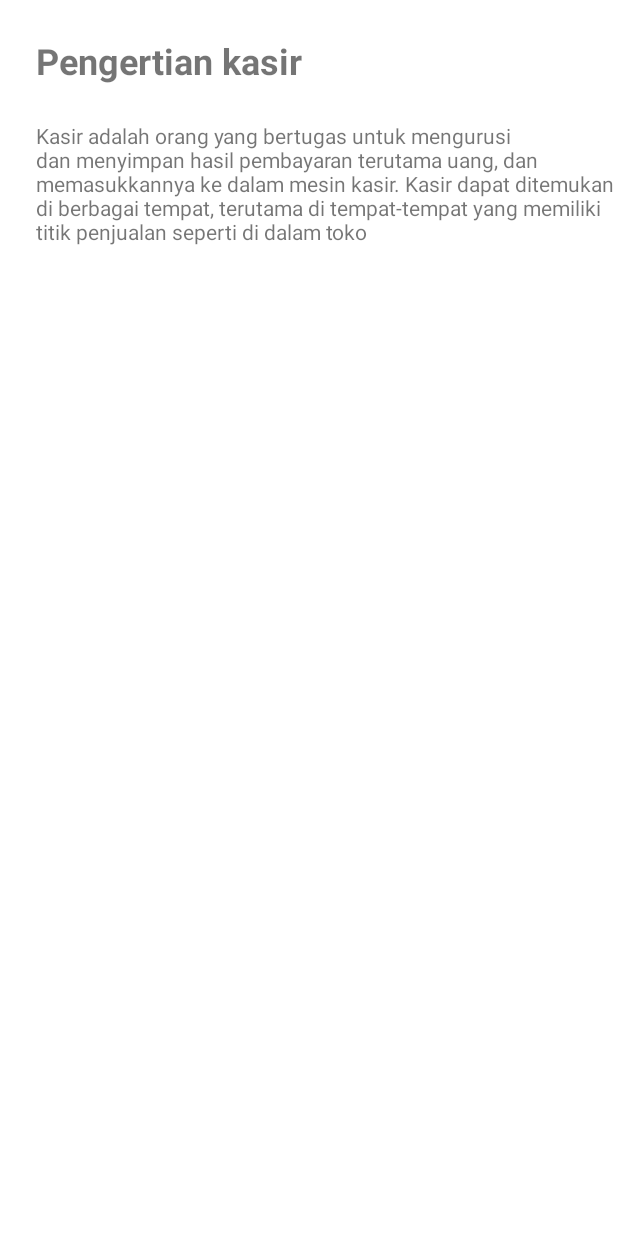
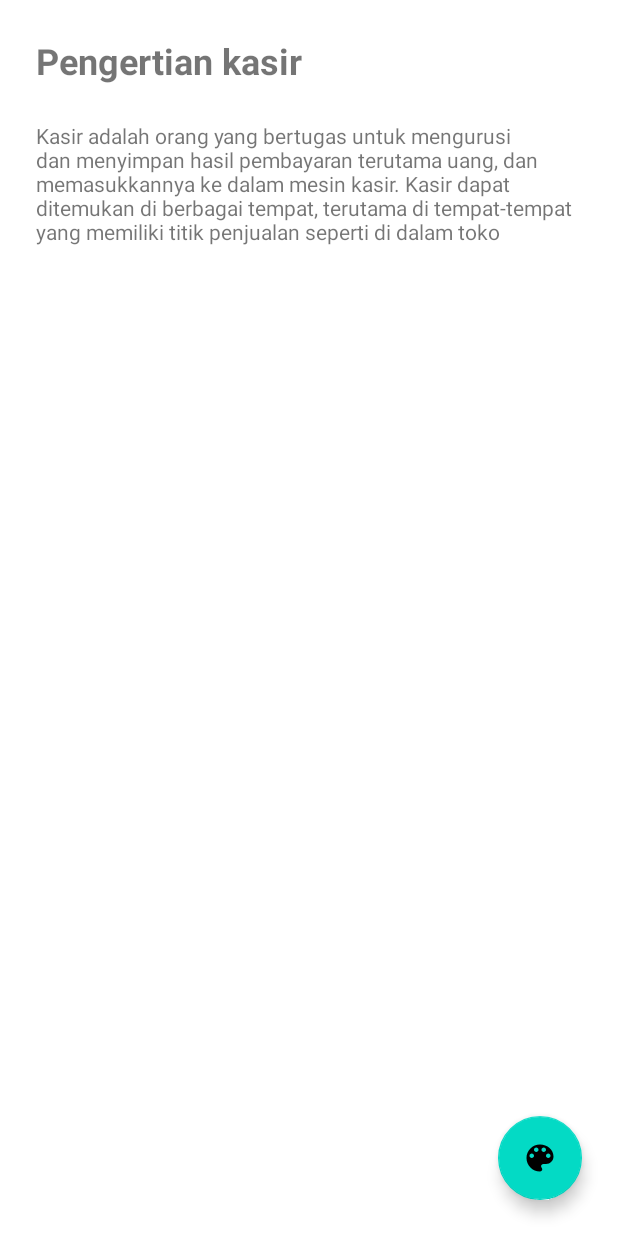
Before and after one commit to Raihanki/Kasir-Sederhana, an Android app: the layout fragment_about.xml on its own in the app's theme, with its tools: preview values and no code run, on a phone screen of 412 x 824 dp. Run offline under Robolectric (Android 15) with nearby library versions, the phone set to English and light mode, and no system bars.

Commit message:
membuat datastore untuk about

```diff
--- a/app/build.gradle
+++ b/app/build.gradle
@@ -52,4 +52,7 @@ dependencies {
     implementation 'androidx.legacy:legacy-support-v4:1.0.0'
     implementation 'androidx.room:room-runtime:2.4.2'
     kapt 'androidx.room:room-compiler:2.4.2'
+    implementation "androidx.datastore:datastore-preferences:1.0.0"
+    implementation 'androidx.lifecycle:lifecycle-runtime-ktx:2.4.1'
+    implementation "androidx.lifecycle:lifecycle-livedata-ktx:2.4.1"
 }
--- a/app/src/main/java/org/d3if2033/kasirsederhana/db/HistoriDao.kt
+++ b/app/src/main/java/org/d3if2033/kasirsederhana/db/HistoriDao.kt
@@ -2,6 +2,7 @@ package org.d3if2033.kasirsederhana.db
 
 import androidx.lifecycle.LiveData
 import androidx.room.Dao
+import androidx.room.Delete
 import androidx.room.Insert
 import androidx.room.Query
 
@@ -15,4 +16,7 @@ interface HistoriDao {
 
     @Query("DELETE FROM histori")
     fun clearData()
+
+    @Delete
+    fun deleteData(histori: HistoriEntity)
 }
--- a/app/src/main/java/org/d3if2033/kasirsederhana/ui/kasir/KasirViewModel.kt
+++ b/app/src/main/java/org/d3if2033/kasirsederhana/ui/kasir/KasirViewModel.kt
@@ -24,6 +24,7 @@ class KasirViewModel(private val db: HistoriDao): ViewModel() {
             }
         }
     }
+
     fun hitungTotal(hargaSatuan: Int ,qty: Int){
         var total = 0
         total += (hargaSatuan*qty)
--- /dev/null
+++ b/app/src/main/res/drawable/ic_baseline_color_lens_24.xml
@@ -0,0 +1,5 @@
+<vector android:height="24dp" android:tint="#FFFFFF"
+    android:viewportHeight="24" android:viewportWidth="24"
+    android:width="24dp" xmlns:android="http://schemas.android.com/apk/res/android">
+    <path android:fillColor="@android:color/white" android:pathData="M12,3c-4.97,0 -9,4.03 -9,9s4.03,9 9,9c0.83,0 1.5,-0.67 1.5,-1.5 0,-0.39 -0.15,-0.74 -0.39,-1.01 -0.23,-0.26 -0.38,-0.61 -0.38,-0.99 0,-0.83 0.67,-1.5 1.5,-1.5L16,16c2.76,0 5,-2.24 5,-5 0,-4.42 -4.03,-8 -9,-8zM6.5,12c-0.83,0 -1.5,-0.67 -1.5,-1.5S5.67,9 6.5,9 8,9.67 8,10.5 7.33,12 6.5,12zM9.5,8C8.67,8 8,7.33 8,6.5S8.67,5 9.5,5s1.5,0.67 1.5,1.5S10.33,8 9.5,8zM14.5,8c-0.83,0 -1.5,-0.67 -1.5,-1.5S13.67,5 14.5,5s1.5,0.67 1.5,1.5S15.33,8 14.5,8zM17.5,12c-0.83,0 -1.5,-0.67 -1.5,-1.5S16.67,9 17.5,9s1.5,0.67 1.5,1.5 -0.67,1.5 -1.5,1.5z"/>
+</vector>
--- a/app/src/main/res/layout/fragment_about.xml
+++ b/app/src/main/res/layout/fragment_about.xml
@@ -13,6 +13,7 @@
         android:layout_height="wrap_content"
         android:textStyle="bold"
         android:textSize="24sp"
+        android:visibility="visible"
         android:layout_marginTop="24dp"
         android:layout_marginStart="24dp"
         app:layout_constraintStart_toStartOf="parent"
@@ -20,12 +21,55 @@
         android:text="Pengertian kasir" />
 
     <TextView
+        android:id="@+id/textJudulMerah"
+        android:layout_width="wrap_content"
+        android:layout_height="wrap_content"
+        android:textStyle="bold"
+        android:textSize="24sp"
+        android:textColor="@color/red_text"
+        android:visibility="gone"
+        android:layout_marginTop="24dp"
+        android:layout_marginStart="24dp"
+        app:layout_constraintStart_toStartOf="parent"
+        app:layout_constraintTop_toTopOf="parent"
+        android:text="Pengertian kasir" />
+
+    <TextView
+        android:id="@+id/textNormal"
         app:layout_constraintTop_toBottomOf="@id/textView5"
         app:layout_constraintStart_toStartOf="parent"
+        app:layout_constraintEnd_toEndOf="parent"
+        android:layout_marginEnd="24dp"
         android:layout_marginStart="24dp"
+        android:visibility="visible"
         android:layout_marginTop="24dp"
         android:layout_width="match_parent"
         android:layout_height="wrap_content"
         android:text="@string/infoKasir" />
 
+    <TextView
+        app:layout_constraintTop_toBottomOf="@id/textJudulMerah"
+        app:layout_constraintStart_toStartOf="parent"
+        app:layout_constraintEnd_toEndOf="parent"
+        android:textColor="@color/blue_text"
+        android:layout_marginEnd="24dp"
+        android:layout_marginStart="24dp"
+        android:layout_marginTop="24dp"
+        android:visibility="gone"
+        android:id="@+id/textBiru"
+        android:layout_width="match_parent"
+        android:layout_height="wrap_content"
+        android:text="@string/infoKasir" />
+
+    <com.google.android.material.floatingactionbutton.FloatingActionButton
+        android:id="@+id/floatingActionButton3"
+        android:layout_width="wrap_content"
+        android:layout_height="wrap_content"
+        app:layout_constraintEnd_toEndOf="parent"
+        app:layout_constraintBottom_toBottomOf="parent"
+        android:layout_marginEnd="24dp"
+        android:layout_marginBottom="24dp"
+        android:clickable="true"
+        android:src="@drawable/ic_baseline_color_lens_24" />
+
 </androidx.constraintlayout.widget.ConstraintLayout>
--- a/app/src/main/res/values/colors.xml
+++ b/app/src/main/res/values/colors.xml
@@ -8,4 +8,6 @@
     <color name="black">#FF000000</color>
     <color name="white">#FFFFFFFF</color>
     <color name="red">#FF0000</color>
+    <color name="red_text">#D64B4B</color>
+    <color name="blue_text">#4269B6</color>
 </resources>
--- a/app/src/main/res/values/strings.xml
+++ b/app/src/main/res/values/strings.xml
@@ -18,4 +18,5 @@
     <string name="batal">Batal</string>
     <string name="infoKasir">Kasir adalah orang yang bertugas untuk mengurusi dan menyimpan hasil pembayaran terutama uang, dan memasukkannya ke dalam mesin kasir. Kasir dapat ditemukan di berbagai tempat, terutama di tempat-tempat yang memiliki titik penjualan seperti di dalam toko</string>
     <string name="bagikan_template">Tanggal Pembelian : %1$s \nTotal Harga: %2$d</string>
+    <string name="tentang_aplikasi">Tentang Aplikasi</string>
 </resources>
```
Also changed, not shown: app/src/main/java/org/d3if2033/kasirsederhana/data/SettingDataStore.kt (added, +42 -0 lines), app/src/main/java/org/d3if2033/kasirsederhana/ui/about/AboutFragment.kt (+49 -1 lines), app/src/main/java/org/d3if2033/kasirsederhana/ui/histori/HistoriFragment.kt (+18 -1 lines), app/src/main/java/org/d3if2033/kasirsederhana/ui/histori/HistoriViewModel.kt (+15 -0 lines), app/src/main/java/org/d3if2033/kasirsederhana/ui/kasir/KasirMenuFragment.kt (+15 -3 lines), app/src/main/res/menu/options_menu.xml (added, +8 -0 lines), app/src/main/res/navigation/main_navigation.xml (+9 -5 lines).
